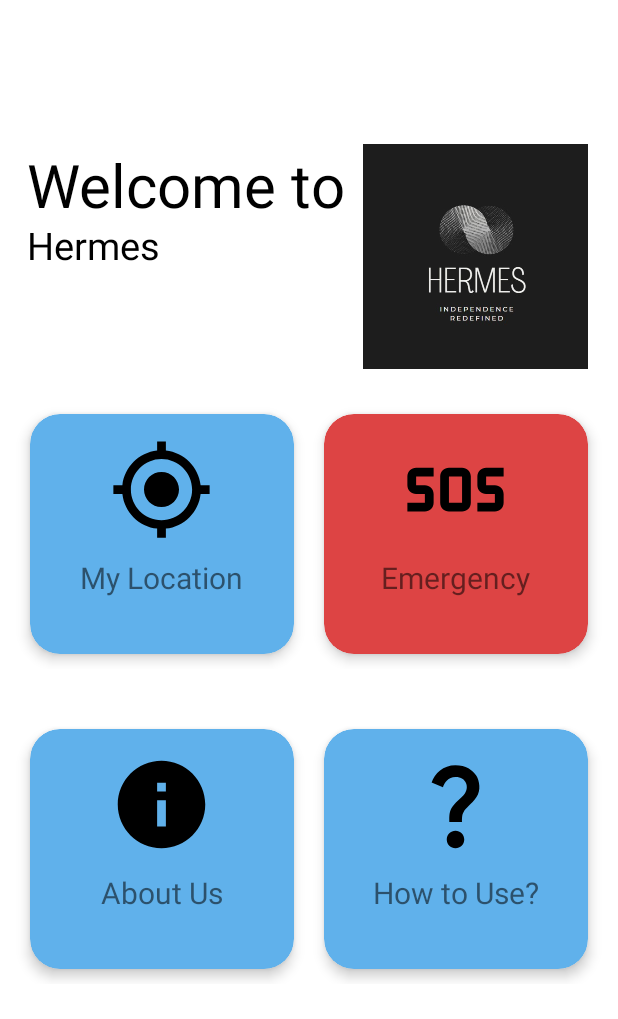
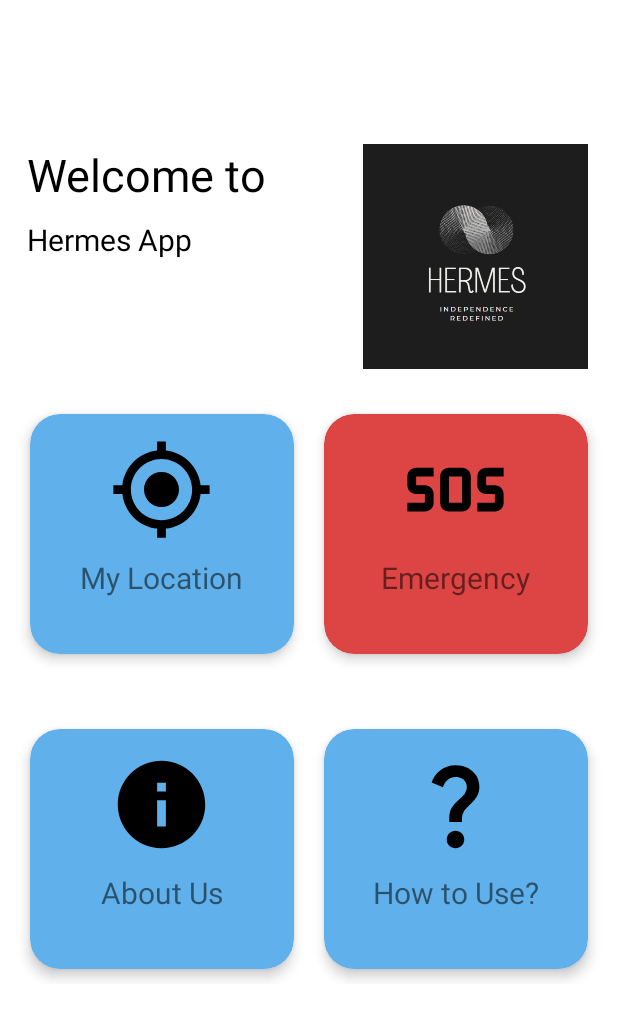
Before and after one commit to harri012/Hermes_App, an Android app: the fragment HomeFragment shown on its own in the app's theme, on a phone screen of 412 x 824 dp. Shown: the top 1019 px of the screen. Run offline under Robolectric (Android 15) with nearby library versions, the phone set to English and light mode, and no system bars.

Commit message:
Fixed Minor UI Issues

```diff
--- /dev/null
+++ b/app/src/main/res/drawable/ic_baseline_assistant_24.xml
@@ -0,0 +1,5 @@
+<vector android:height="24dp" android:tint="#000000"
+    android:viewportHeight="24" android:viewportWidth="24"
+    android:width="24dp" xmlns:android="http://schemas.android.com/apk/res/android">
+    <path android:fillColor="@android:color/white" android:pathData="M19,2L5,2c-1.1,0 -2,0.9 -2,2v14c0,1.1 0.9,2 2,2h4l3,3 3,-3h4c1.1,0 2,-0.9 2,-2L21,4c0,-1.1 -0.9,-2 -2,-2zM13.88,12.88L12,17l-1.88,-4.12L6,11l4.12,-1.88L12,5l1.88,4.12L18,11l-4.12,1.88z"/>
+</vector>
--- /dev/null
+++ b/app/src/main/res/drawable/ic_baseline_functions_24.xml
@@ -0,0 +1,5 @@
+<vector android:height="24dp" android:tint="#000000"
+    android:viewportHeight="24" android:viewportWidth="24"
+    android:width="24dp" xmlns:android="http://schemas.android.com/apk/res/android">
+    <path android:fillColor="@android:color/white" android:pathData="M18,4H6v2l6.5,6L6,18v2h12v-3h-7l5,-5 -5,-5h7z"/>
+</vector>
--- /dev/null
+++ b/app/src/main/res/drawable/ic_baseline_touch_app_24.xml
@@ -0,0 +1,5 @@
+<vector android:height="24dp" android:tint="#000000"
+    android:viewportHeight="24" android:viewportWidth="24"
+    android:width="24dp" xmlns:android="http://schemas.android.com/apk/res/android">
+    <path android:fillColor="@android:color/white" android:pathData="M9,11.24V7.5C9,6.12 10.12,5 11.5,5S14,6.12 14,7.5v3.74c1.21,-0.81 2,-2.18 2,-3.74C16,5.01 13.99,3 11.5,3S7,5.01 7,7.5C7,9.06 7.79,10.43 9,11.24zM18.84,15.87l-4.54,-2.26c-0.17,-0.07 -0.35,-0.11 -0.54,-0.11H13v-6C13,6.67 12.33,6 11.5,6S10,6.67 10,7.5v10.74c-3.6,-0.76 -3.54,-0.75 -3.67,-0.75c-0.31,0 -0.59,0.13 -0.79,0.33l-0.79,0.8l4.94,4.94C9.96,23.83 10.34,24 10.75,24h6.79c0.75,0 1.33,-0.55 1.44,-1.28l0.75,-5.27c0.01,-0.07 0.02,-0.14 0.02,-0.2C19.75,16.63 19.37,16.09 18.84,15.87z"/>
+</vector>
--- a/app/src/main/res/layout/fragment_home.xml
+++ b/app/src/main/res/layout/fragment_home.xml
@@ -19,7 +19,7 @@
             android:layout_marginStart="18dp"
             android:layout_marginTop="40dp"
             android:textColor="@color/black"
-            android:textSize="40sp"
+            android:textSize="30sp"
             app:layout_constraintEnd_toStartOf="@+id/appLogo_home"
             app:layout_constraintStart_toStartOf="parent"
             app:layout_constraintTop_toTopOf="parent" />
@@ -28,8 +28,8 @@
             android:id="@+id/username_home"
             android:layout_width="0dp"
             android:layout_height="30dp"
-            android:text="Hermes"
-            android:textSize="25dp"
+            android:text="Hermes App"
+            android:textSize="20dp"
             android:textColor="@color/black"
             android:layout_marginStart="18dp"
             app:layout_constraintStart_toStartOf="parent"
@@ -43,6 +43,7 @@
             android:layout_height="150dp"
             android:layout_marginTop="40dp"
             android:layout_marginEnd="20dp"
+            android:contentDescription="Hermes Logo. Slogan: Independence Redefined"
             android:background="@drawable/hermes_logo"
             app:layout_constraintEnd_toEndOf="parent"
             app:layout_constraintStart_toEndOf="@id/text_home"
--- a/app/src/main/res/layout/fragment_settings.xml
+++ b/app/src/main/res/layout/fragment_settings.xml
@@ -45,6 +45,7 @@
         android:layout_marginTop="20dp"
         android:layout_marginEnd="40dp"
         android:text="Save"
+        android:contentDescription="Save UID"
         android:drawableLeft="@drawable/ic_baseline_save_24"
         app:layout_constraintEnd_toEndOf="parent"
         app:layout_constraintTop_toBottomOf="@+id/uid" />
@@ -57,6 +58,7 @@
         android:layout_marginTop="20dp"
         android:layout_marginEnd="45dp"
         android:text="Remove"
+        android:contentDescription="Remove UID"
         android:drawableLeft="@drawable/ic_baseline_delete_24"
         app:layout_constraintStart_toStartOf="parent"
         app:layout_constraintEnd_toStartOf="@+id/save_button"
@@ -84,6 +86,7 @@
         android:layout_marginStart="20dp"
         android:layout_marginTop="20dp"
         android:layout_marginEnd="20dp"
+        android:contentDescription="General Volume Slider"
         app:layout_constraintEnd_toEndOf="parent"
         app:layout_constraintStart_toStartOf="parent"
         app:layout_constraintTop_toBottomOf="@+id/Volume" />
@@ -96,6 +99,7 @@
         android:layout_marginStart="25dp"
         android:layout_marginTop="20dp"
         android:text="down"
+        android:contentDescription="Decrease General Volume"
         android:drawableLeft="@drawable/ic_baseline_volume_down_24"
         app:layout_constraintStart_toStartOf="parent"
         app:layout_constraintTop_toBottomOf="@+id/soundSeekBar" />
@@ -107,6 +111,7 @@
         android:layout_marginTop="20dp"
         android:layout_marginEnd="40dp"
         android:text="up"
+        android:contentDescription="Increase General Volume"
         android:drawableLeft="@drawable/ic_baseline_volume_up_24"
         app:layout_constraintEnd_toEndOf="parent"
         app:layout_constraintTop_toBottomOf="@+id/soundSeekBar" />
--- a/app/src/main/res/menu/drawer_menu.xml
+++ b/app/src/main/res/menu/drawer_menu.xml
@@ -7,7 +7,7 @@
         android:checkableBehavior="single">
 
         <item
-            android:title="Main Functions of the App">
+            android:title="-Main Functions of the App-">
             <menu>
 
                 <item
```
Also changed, not shown: app/src/main/res/layout/drawer_header.xml (+5 -3 lines).
